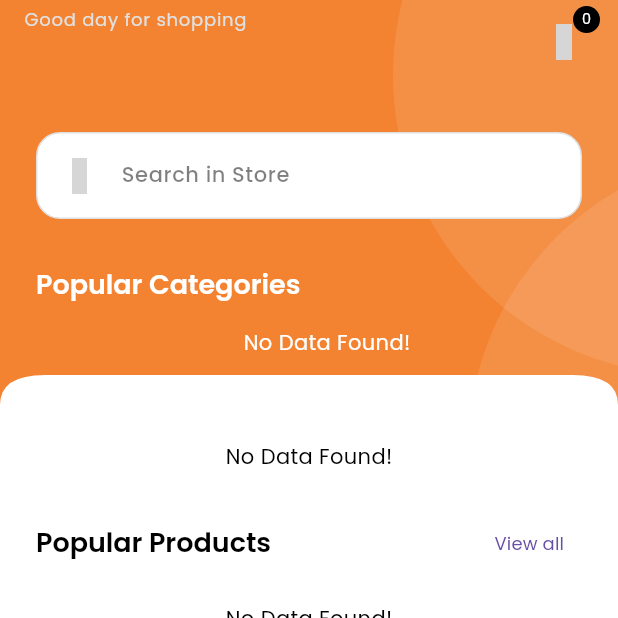
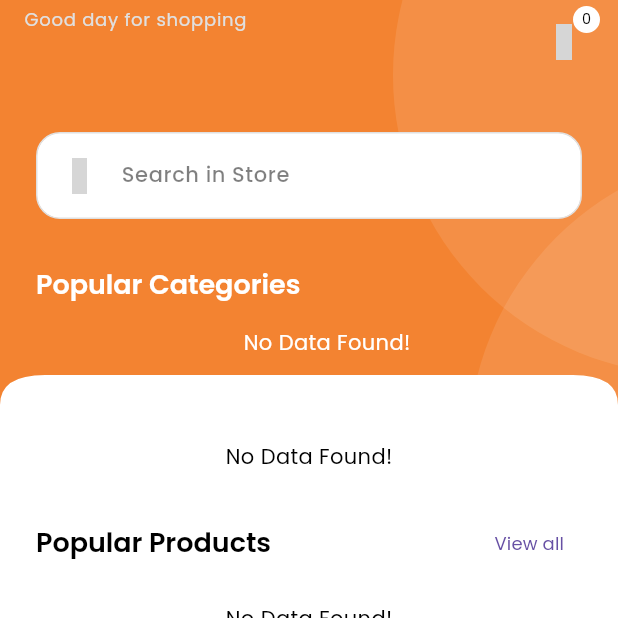
Before and after one commit to TenetNoctis/MagicHardware, a Flutter app: the HomeScreen screen opened directly, on a phone screen of 412 x 824 dp, the top half of it. Run offline on Flutter 3.47's test engine with Material 3 defaults, Android fonts, the light colour scheme and no system bars; our stand-ins replace cached_network_image, carousel_slider, cloud_firestore, connectivity_plus, firebase_auth, firebase_core and 14 more; accounts and stored records are empty; generated files the repository leaves out were written again; statements that could not run were skipped; grey boxes are pictures that could not be loaded.

Commit message:
Fixed a UI bug

```diff
--- a/lib/features/shop/controllers/product/all_products_controller.dart
+++ b/lib/features/shop/controllers/product/all_products_controller.dart
@@ -37,7 +37,6 @@ class AllProductsController extends GetxController {
         break;
       case 'On Sale':
         products.sort((a, b) {
-          // Treat null sale prices as 0 for comparison
           final salePriceA = a.salePrice ?? 0;
           final salePriceB = b.salePrice ?? 0;
           return salePriceB.compareTo(salePriceA);
--- a/lib/features/shop/screens/home/widgets/home_appbar.dart
+++ b/lib/features/shop/screens/home/widgets/home_appbar.dart
@@ -40,7 +40,7 @@ class MagicHomeAppBar extends StatelessWidget {
         ],
       ),
       actions: [
-        MagicCartCounterIcon(iconColor: MagicColors.white, counterBgColor: MagicColors.black, counterTextColor: MagicColors.white),
+        MagicCartCounterIcon(iconColor: MagicColors.white, counterBgColor: MagicColors.white, counterTextColor: MagicColors.black),
       ],
     );
   }
```
Also changed, not shown: lib/features/shop/screens/store/store.dart (+18 -3 lines).
